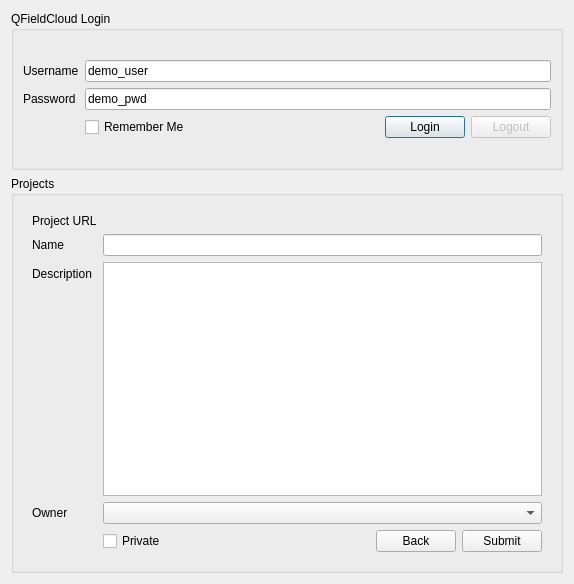
The window that qfieldsync/ui/qfield_cloud_dialog.ui (opengisch/qfieldsync) describes before a commit, drawn with Qt 5.
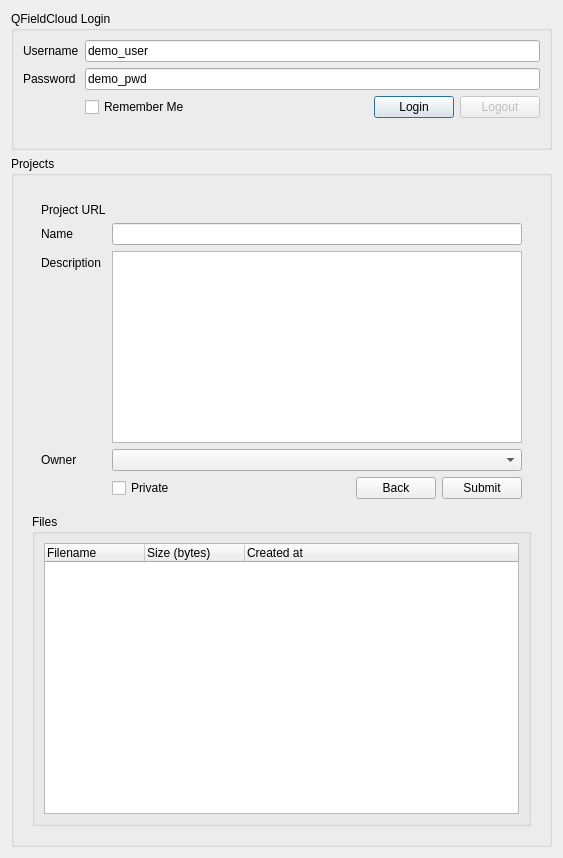
The same window after the commit. The open tabs and pages were chosen to show the change. Custom widgets are drawn as their Qt base class.

Commit message: Projects operations, except up/download

```diff
--- a/qfieldsync/ui/qfield_cloud_dialog.ui
+++ b/qfieldsync/ui/qfield_cloud_dialog.ui
@@ -6,8 +6,8 @@
    <rect>
     <x>0</x>
     <y>0</y>
-    <width>574</width>
-    <height>584</height>
+    <width>563</width>
+    <height>858</height>
    </rect>
   </property>
   <property name="windowTitle">
@@ -20,16 +20,6 @@
       <string>QFieldCloud Login</string>
      </property>
      <layout class="QFormLayout" name="formLayout_3">
-      <item row="0" column="1">
-       <widget class="QLabel" name="loginFeedbackLabel">
-        <property name="visible">
-         <bool>false</bool>
-        </property>
-        <property name="text">
-         <string/>
-        </property>
-       </widget>
-      </item>
       <item row="1" column="0">
        <widget class="QLabel" name="usernameLabel">
         <property name="text">
@@ -110,13 +100,26 @@
        </widget>
       </item>
      </layout>
+     <widget class="QLabel" name="loginFeedbackLabel">
+      <property name="geometry">
+       <rect>
+        <x>0</x>
+        <y>0</y>
+        <width>100</width>
+        <height>30</height>
+       </rect>
+      </property>
+      <property name="visible">
+       <bool>true</bool>
+      </property>
+      <property name="text">
+       <string/>
+      </property>
+     </widget>
     </widget>
    </item>
    <item>
     <widget class="QGroupBox" name="projectsStackGroup">
-     <property name="enabled">
-      <bool>true</bool>
-     </property>
      <property name="title">
       <string>Projects</string>
      </property>
@@ -272,7 +275,30 @@
            <verstretch>0</verstretch>
           </sizepolicy>
          </property>
-         <layout class="QFormLayout" name="formLayout">
+         <layout class="QVBoxLayout" name="projectsSelectButtonLayout" stretch="0,0">
+          <item>
+           <widget class="QFrame" name="projectFormGroup">
+            <layout class="QFormLayout" name="projectFormGroupLayout">
+             <item row="1" column="0">
+              <widget class="QLabel" name="projectUrlLabel">
+               <property name="text">
+                <string>Project URL</string>
+               </property>
+              </widget>
+             </item>
+             <item row="1" column="1">
+              <widget class="QLabel" name="projectUrlLabelValue">
+               <property name="sizePolicy">
+                <sizepolicy hsizetype="Expanding" vsizetype="Minimum">
+                 <horstretch>0</horstretch>
+                 <verstretch>0</verstretch>
+                </sizepolicy>
+               </property>
+               <property name="text">
+                <string/>
+               </property>
+              </widget>
+             </item>
           <item row="2" column="0">
            <widget class="QLabel" name="projectNameLabel">
             <property name="text">
@@ -300,6 +326,16 @@
             </property>
            </widget>
           </item>
+             <item row="4" column="1">
+              <widget class="QComboBox" name="projectOwnerComboBox">
+               <property name="sizePolicy">
+                <sizepolicy hsizetype="Expanding" vsizetype="Fixed">
+                 <horstretch>0</horstretch>
+                 <verstretch>0</verstretch>
+                </sizepolicy>
+               </property>
+              </widget>
+             </item>
           <item row="6" column="1">
            <layout class="QHBoxLayout" name="projectFormButtonLayout">
             <property name="leftMargin">
@@ -344,34 +380,56 @@
             </item>
            </layout>
           </item>
-          <item row="1" column="1">
-           <widget class="QLabel" name="projectUrlLabelValue">
+            </layout>
+           </widget>
+          </item>
+          <item>
+           <widget class="QgsCollapsibleGroupBox" name="projectFilesGroup">
             <property name="sizePolicy">
-             <sizepolicy hsizetype="Expanding" vsizetype="Minimum">
+             <sizepolicy hsizetype="Minimum" vsizetype="MinimumExpanding">
               <horstretch>0</horstretch>
               <verstretch>0</verstretch>
              </sizepolicy>
             </property>
+            <property name="title">
+             <string>Files</string>
+            </property>
+            <property name="flat">
+             <bool>true</bool>
+            </property>
+            <property name="collapsed">
+             <bool>false</bool>
+            </property>
+            <property name="scrollOnExpand">
+             <bool>false</bool>
+            </property>
+            <property name="saveCollapsedState">
+             <bool>false</bool>
+            </property>
+            <layout class="QVBoxLayout" name="projectFilesGroupLayout">
+             <item>
+              <widget class="QTreeWidget" name="projectFilesTree">
+               <property name="columnCount">
+                <number>3</number>
+               </property>
+               <column>
             <property name="text">
-             <string/>
-            </property>
-           </widget>
-          </item>
-          <item row="1" column="0">
-           <widget class="QLabel" name="projectUrlLabel">
+                 <string>Filename</string>
+                </property>
+               </column>
+               <column>
             <property name="text">
-             <string>Project URL</string>
-            </property>
-           </widget>
-          </item>
-          <item row="4" column="1">
-           <widget class="QComboBox" name="projectOwnerComboBox">
-            <property name="sizePolicy">
-             <sizepolicy hsizetype="Expanding" vsizetype="Fixed">
-              <horstretch>0</horstretch>
-              <verstretch>0</verstretch>
-             </sizepolicy>
-            </property>
+                 <string>Size (bytes)</string>
+                </property>
+               </column>
+               <column>
+                <property name="text">
+                 <string>Created at</string>
+                </property>
+               </column>
+              </widget>
+             </item>
+            </layout>
            </widget>
           </item>
          </layout>
@@ -384,6 +442,12 @@
   </layout>
  </widget>
  <customwidgets>
+  <customwidget>
+   <class>QgsCollapsibleGroupBox</class>
+   <extends>QGroupBox</extends>
+   <header>qgscollapsiblegroupbox.h</header>
+   <container>1</container>
+  </customwidget>
   <customwidget>
    <class>QgsPasswordLineEdit</class>
    <extends>QLineEdit</extends>
```
Left out of the diff: 32 changed lines with no effect on the pictures. Lines whose indentation alone changed are shown as unchanged. The commit also changes 2 other files.
